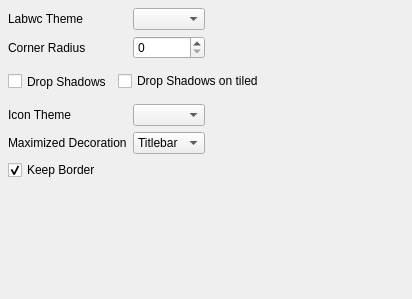
Above: src/appearance.ui from labwc/labwc-tweaks before the change. Below: the same form after it.
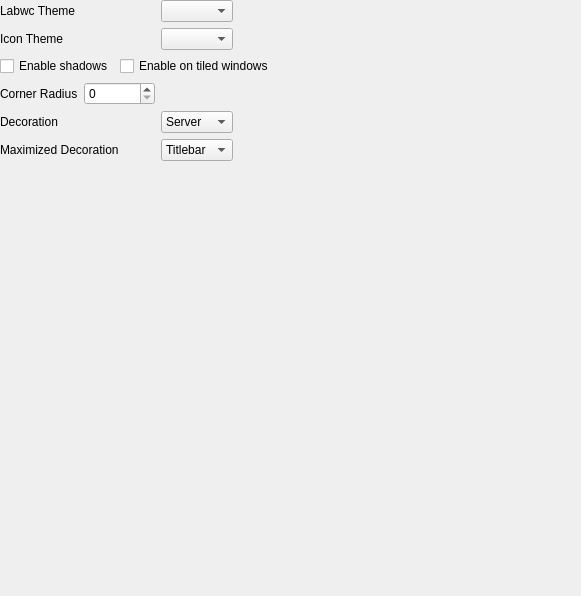
That is the form after the change.

Commit message: Removed Keep border;added decorations server|client

```diff
--- a/src/appearance.ui
+++ b/src/appearance.ui
@@ -6,74 +6,110 @@
    <rect>
     <x>0</x>
     <y>0</y>
-    <width>412</width>
-    <height>299</height>
+    <width>581</width>
+    <height>596</height>
    </rect>
   </property>
-  <widget class="QWidget" name="layoutWidget">
+  <widget class="QWidget" name="">
    <property name="geometry">
     <rect>
-     <x>8</x>
-     <y>8</y>
-     <width>413</width>
-     <height>286</height>
+     <x>0</x>
+     <y>0</y>
+     <width>659</width>
+     <height>287</height>
     </rect>
    </property>
    <layout class="QGridLayout" name="gridLayout">
-    <item row="2" column="0">
+    <item row="0" column="5">
+     <spacer name="horizontalSpacer_8">
+      <property name="orientation">
+       <enum>Qt::Orientation::Horizontal</enum>
+      </property>
+      <property name="sizeHint" stdset="0">
+       <size>
+        <width>118</width>
+        <height>20</height>
+       </size>
+      </property>
+     </spacer>
+    </item>
+    <item row="2" column="0" colspan="2">
      <widget class="QCheckBox" name="dropShadows">
-      <property name="minimumSize">
-       <size>
-        <width>0</width>
-        <height>33</height>
-       </size>
-      </property>
       <property name="text">
-       <string>Drop Shadows</string>
+       <string>Enable shadows</string>
       </property>
      </widget>
     </item>
-    <item row="2" column="1" colspan="3">
+    <item row="2" column="2" colspan="3">
      <widget class="QCheckBox" name="dropShadowsOnTiled">
       <property name="text">
-       <string>Drop Shadows on tiled</string>
+       <string>Enable on tiled windows</string>
       </property>
-      <property name="checked">
-       <bool>false</bool>
-      </property>
      </widget>
     </item>
-    <item row="0" column="2">
-     <widget class="QComboBox" name="openboxTheme"/>
+    <item row="4" column="3">
+     <widget class="QComboBox" name="decoration">
+      <item>
+       <property name="text">
+        <string>Server</string>
+       </property>
+      </item>
+      <item>
+       <property name="text">
+        <string>Client</string>
+       </property>
+      </item>
+     </widget>
     </item>
-    <item row="5" column="3">
-     <spacer name="horizontalSpacer_3">
-      <property name="orientation">
-       <enum>Qt::Orientation::Horizontal</enum>
+    <item row="1" column="0">
+     <widget class="QLabel" name="label_1">
+      <property name="text">
+       <string>Icon Theme</string>
       </property>
-      <property name="sizeHint" stdset="0">
-       <size>
-        <width>40</width>
-        <height>20</height>
-       </size>
-      </property>
-     </spacer>
+     </widget>
     </item>
-    <item row="5" column="0" colspan="2">
+    <item row="5" column="0" colspan="3">
      <widget class="QLabel" name="label_3">
       <property name="text">
        <string>Maximized Decoration</string>
       </property>
      </widget>
     </item>
-    <item row="1" column="2">
-     <widget class="QSpinBox" name="cornerRadius">
-      <property name="maximum">
-       <number>16</number>
+    <item row="5" column="3">
+     <widget class="QComboBox" name="maximizedDecoration">
+      <item>
+       <property name="text">
+        <string>Titlebar</string>
+       </property>
+      </item>
+      <item>
+       <property name="text">
+        <string>None</string>
+       </property>
+      </item>
+     </widget>
+    </item>
+    <item row="3" column="0">
+     <widget class="QLabel" name="label_2">
+      <property name="text">
+       <string>Corner Radius</string>
       </property>
      </widget>
     </item>
-    <item row="7" column="2">
+    <item row="2" column="5">
+     <spacer name="horizontalSpacer_11">
+      <property name="orientation">
+       <enum>Qt::Orientation::Horizontal</enum>
+      </property>
+      <property name="sizeHint" stdset="0">
+       <size>
+        <width>118</width>
+        <height>20</height>
+       </size>
+      </property>
+     </spacer>
+    </item>
+    <item row="6" column="3">
      <spacer name="verticalSpacer">
       <property name="orientation">
        <enum>Qt::Orientation::Vertical</enum>
@@ -86,22 +122,11 @@
       </property>
      </spacer>
     </item>
-    <item row="3" column="0">
-     <widget class="QLabel" name="label_1">
-      <property name="text">
-       <string>Icon Theme</string>
-      </property>
-     </widget>
-    </item>
-    <item row="3" column="2">
+    <item row="1" column="3">
      <widget class="QComboBox" name="iconTheme"/>
     </item>
-    <item row="1" column="0">
-     <widget class="QLabel" name="label_2">
-      <property name="text">
-       <string>Corner Radius</string>
-      </property>
-     </widget>
+    <item row="3" column="1" colspan="2">
+     <widget class="QSpinBox" name="cornerRadius"/>
     </item>
     <item row="0" column="0">
      <widget class="QLabel" name="label">
@@ -110,30 +135,68 @@
       </property>
      </widget>
     </item>
-    <item row="5" column="2">
-     <widget class="QComboBox" name="maximizedDecoration">
-      <item>
-       <property name="text">
-        <string>Titlebar</string>
-       </property>
-      </item>
-      <item>
-       <property name="text">
-        <string>None</string>
-       </property>
-      </item>
-     </widget>
+    <item row="1" column="4" colspan="2">
+     <spacer name="horizontalSpacer_9">
+      <property name="orientation">
+       <enum>Qt::Orientation::Horizontal</enum>
+      </property>
+      <property name="sizeHint" stdset="0">
+       <size>
+        <width>118</width>
+        <height>20</height>
+       </size>
+      </property>
+     </spacer>
     </item>
-    <item row="6" column="0">
-     <widget class="QCheckBox" name="keepBorder">
+    <item row="5" column="4" colspan="2">
+     <spacer name="horizontalSpacer_2">
+      <property name="orientation">
+       <enum>Qt::Orientation::Horizontal</enum>
+      </property>
+      <property name="sizeHint" stdset="0">
+       <size>
+        <width>198</width>
+        <height>20</height>
+       </size>
+      </property>
+     </spacer>
+    </item>
+    <item row="0" column="3">
+     <widget class="QComboBox" name="openboxTheme"/>
+    </item>
+    <item row="4" column="0">
+     <widget class="QLabel" name="label_5">
       <property name="text">
-       <string>Keep Border</string>
-      </property>
-      <property name="checked">
-       <bool>true</bool>
+       <string>Decoration</string>
       </property>
      </widget>
     </item>
+    <item row="3" column="3" colspan="3">
+     <spacer name="horizontalSpacer_6">
+      <property name="orientation">
+       <enum>Qt::Orientation::Horizontal</enum>
+      </property>
+      <property name="sizeHint" stdset="0">
+       <size>
+        <width>418</width>
+        <height>20</height>
+       </size>
+      </property>
+     </spacer>
+    </item>
+    <item row="4" column="4" colspan="2">
+     <spacer name="horizontalSpacer">
+      <property name="orientation">
+       <enum>Qt::Orientation::Horizontal</enum>
+      </property>
+      <property name="sizeHint" stdset="0">
+       <size>
+        <width>188</width>
+        <height>20</height>
+       </size>
+      </property>
+     </spacer>
+    </item>
    </layout>
   </widget>
  </widget>
```
The commit also changes 3 other files.
